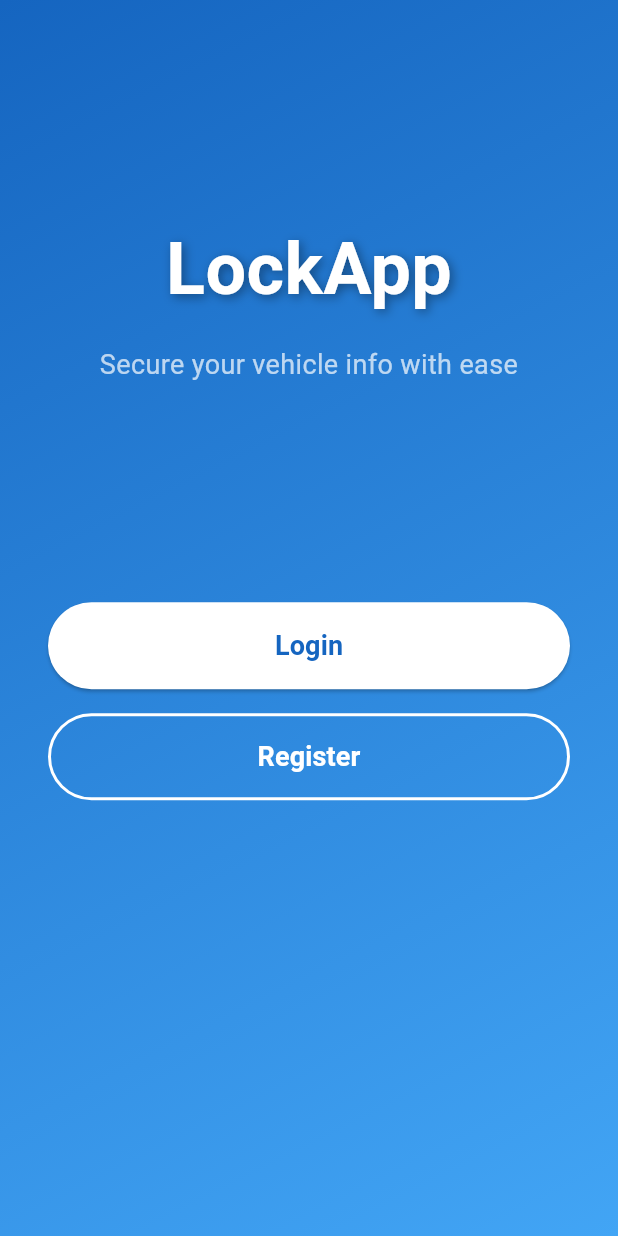
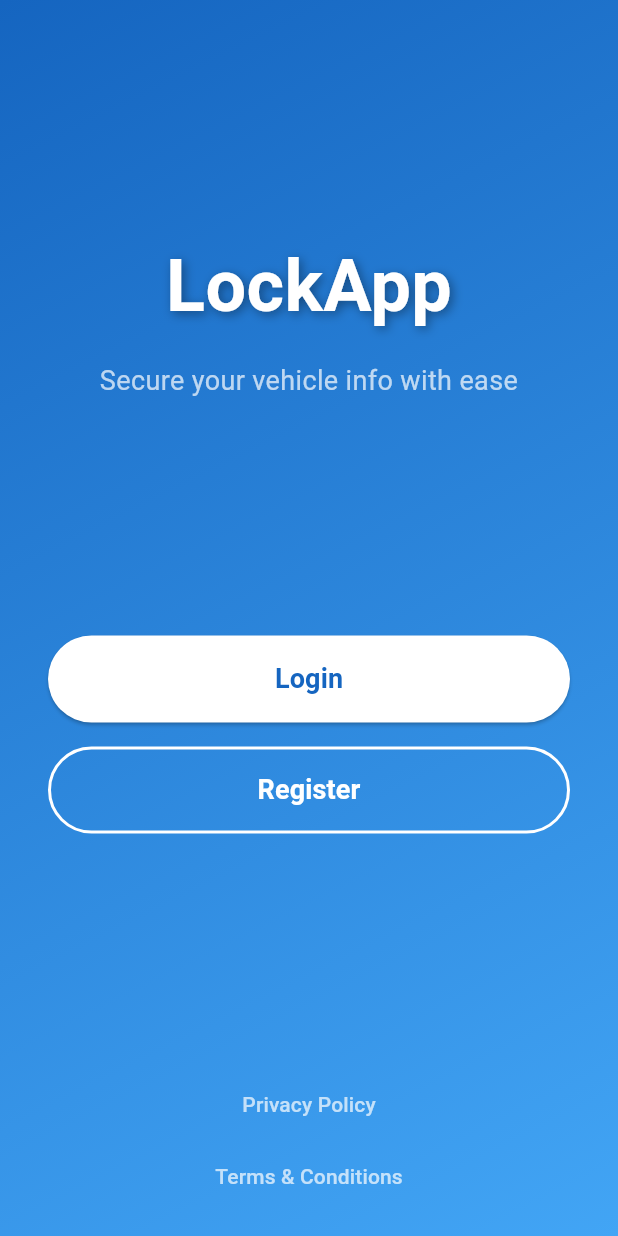
Before and after one commit to ajitgurung/lockAppFlutter, a Flutter app: the screen it shows after launch, on a phone screen of 412 x 824 dp. Run offline on Flutter 3.47's test engine with Material 3 defaults, Android fonts, the phone set to English and light mode, and no system bars; our stand-ins replace shared_preferences.

Commit message:
home page updated

```diff
--- a/lib/home_page.dart
+++ b/lib/home_page.dart
@@ -1,8 +1,17 @@
 import 'package:flutter/material.dart';
+import 'package:url_launcher/url_launcher.dart';
 import 'login_page.dart';
 import 'register_page.dart';
 
 class HomePage extends StatelessWidget {
+  // helper method to open links
+  Future<void> _openLink(String url) async {
+    final uri = Uri.parse(url);
+    if (!await launchUrl(uri, mode: LaunchMode.externalApplication)) {
+      throw Exception('Could not launch $url');
+    }
+  }
+
   @override
   Widget build(BuildContext context) {
     return Scaffold(
@@ -18,7 +27,6 @@ class HomePage extends StatelessWidget {
         ),
         child: SafeArea(
           child: Column(
-            mainAxisAlignment: MainAxisAlignment.center,
             children: [
               Spacer(),
               // App Logo or Title
@@ -109,7 +117,30 @@ class HomePage extends StatelessWidget {
                   ],
                 ),
               ),
-              Spacer(flex: 2),
+              Spacer(),
+
+              // Footer links
+              Padding(
+                padding: const EdgeInsets.only(bottom: 16.0),
+                child: Column(
+                  children: [
+                    TextButton(
+                      onPressed: () => _openLink("https://yourwebsite.com/privacy-policy"),
+                      child: Text(
+                        "Privacy Policy",
+                        style: TextStyle(color: Colors.white70, fontSize: 14),
+                      ),
+                    ),
+                    TextButton(
+                      onPressed: () => _openLink("https://yourwebsite.com/terms-and-conditions"),
+                      child: Text(
+                        "Terms & Conditions",
+                        style: TextStyle(color: Colors.white70, fontSize: 14),
+                      ),
+                    ),
+                  ],
+                ),
+              ),
             ],
           ),
         ),
--- a/pubspec.yaml
+++ b/pubspec.yaml
@@ -30,6 +30,7 @@ environment:
 dependencies:
   flutter:
     sdk: flutter
+  url_launcher: ^6.1.7
   http: ^1.2.0
   shared_preferences: ^2.2.3
   # The following adds the Cupertino Icons font to your application.
```
Also changed, not shown: pubspec.lock, 5 other files.
